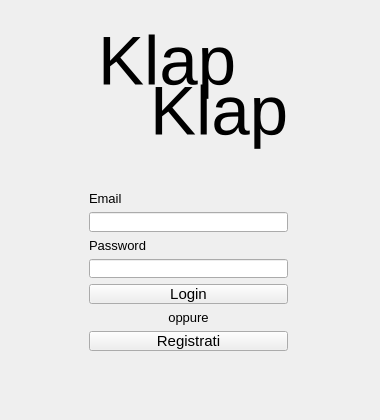
Above: client/src/ui/loginwindow.ui from klaalk/klapklap before the change. Below: the same form after it.
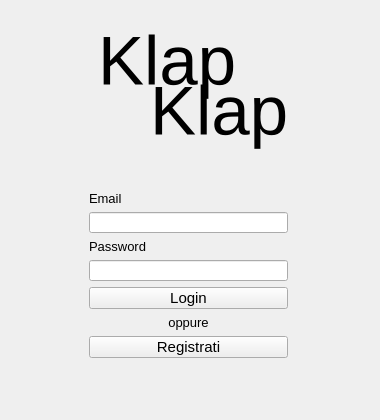
That is the form after the change.

```diff
--- a/client/src/ui/loginwindow.ui
+++ b/client/src/ui/loginwindow.ui
@@ -23,7 +23,7 @@
       <x>78</x>
       <y>180</y>
       <width>221</width>
-      <height>182</height>
+      <height>189</height>
      </rect>
     </property>
     <layout class="QVBoxLayout" name="loginLayout">
@@ -152,10 +152,10 @@
    <widget class="QLabel" name="gifViewer">
     <property name="geometry">
      <rect>
-      <x>70</x>
-      <y>174</y>
-      <width>231</width>
-      <height>191</height>
+      <x>60</x>
+      <y>150</y>
+      <width>250</width>
+      <height>250</height>
      </rect>
     </property>
     <property name="autoFillBackground">
```
Left out of the diff: 3 changed lines with no effect on the pictures.
